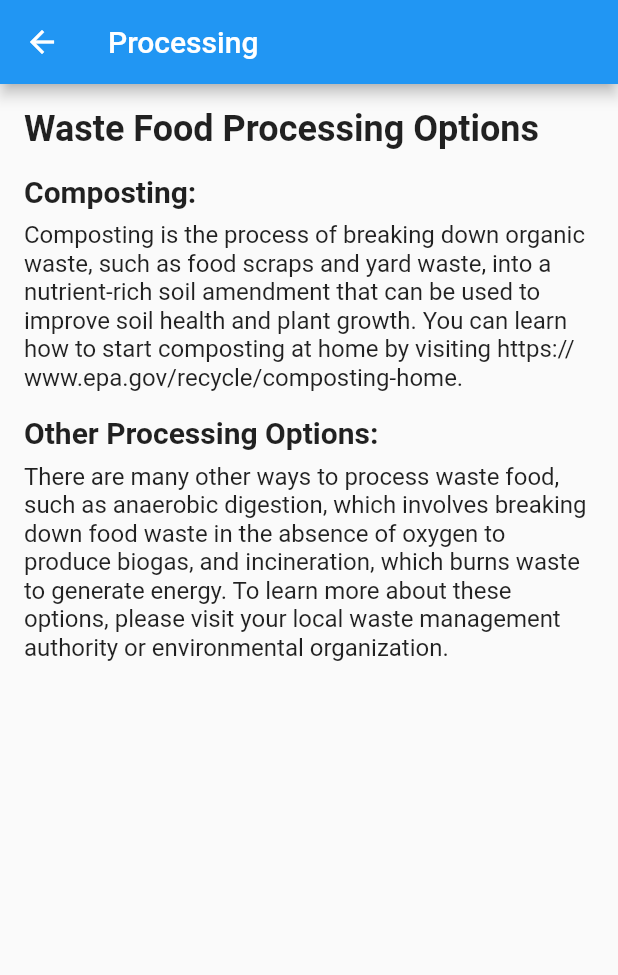
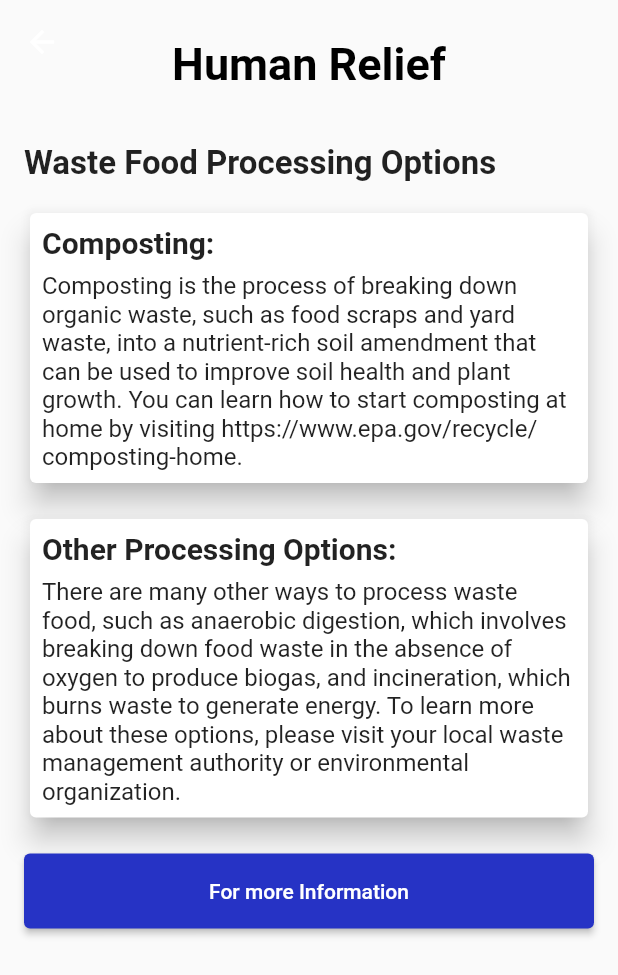
Before and after one commit to Priyanshujha11/final_hack, a Flutter app: the ProcessingScreen screen opened directly, on a phone screen of 412 x 824 dp. Shown: the top 975 px of the screen. Run offline on Flutter 3.47's test engine with Material 2 defaults, Android fonts, the light colour scheme and no system bars; our stand-ins replace cloud_firestore, firebase_core, firebase_database, font_awesome_flutter; accounts and stored records are empty.

Commit message:
made the complete app

```diff
--- a/lib/processing.dart
+++ b/lib/processing.dart
@@ -1,4 +1,5 @@
 import 'package:flutter/material.dart';
+import 'package:url_launcher/url_launcher_string.dart';
 
 class ProcessingScreen extends StatelessWidget {
   const ProcessingScreen({Key? key}) : super(key: key);
@@ -6,8 +7,24 @@ class ProcessingScreen extends StatelessWidget {
   @override
   Widget build(BuildContext context) {
     return Scaffold(
-      appBar: AppBar(
-        title: Text('Processing'),
+      appBar: PreferredSize(
+        preferredSize: Size.fromHeight(80),
+        child: AppBar(
+          centerTitle: true,
+          elevation: 0,
+          backgroundColor: Colors.transparent,
+          title: Padding(
+            padding: const EdgeInsets.only(top: 30),
+            child: Text(
+              'Human Relief',
+              style: TextStyle(
+                fontSize: 30.0,
+                color: Colors.black,
+                fontWeight: FontWeight.bold,
+              ),
+            ),
+          ),
+        ),
       ),
       body: Container(
         padding: EdgeInsets.all(16.0),
@@ -17,11 +34,19 @@ class ProcessingScreen extends StatelessWidget {
             Text(
               'Waste Food Processing Options',
               style: TextStyle(
-                fontSize: 24.0,
+                fontSize: 22.0,
                 fontWeight: FontWeight.bold,
+                decorationStyle: TextDecorationStyle.double,
               ),
             ),
             SizedBox(height: 16.0),
+            Card(
+              elevation: 8,
+              child: Padding(
+                padding: const EdgeInsets.all(8.0),
+                child: Column(
+                  crossAxisAlignment: CrossAxisAlignment.start,
+                  children: [
                     Text(
                       'Composting:',
                       style: TextStyle(
@@ -36,7 +61,18 @@ class ProcessingScreen extends StatelessWidget {
                         fontSize: 16.0,
                       ),
                     ),
+                  ],
+                ),
+              ),
+            ),
             SizedBox(height: 16.0),
+            Card(
+              elevation: 8,
+              child: Padding(
+                padding: const EdgeInsets.all(8.0),
+                child: Column(
+                  crossAxisAlignment: CrossAxisAlignment.start,
+                  children: [
                     Text(
                       'Other Processing Options:',
                       style: TextStyle(
@@ -54,6 +90,24 @@ class ProcessingScreen extends StatelessWidget {
                   ],
                 ),
               ),
+            ),
+            SizedBox(
+              height: 20,
+            ),
+            ElevatedButton(
+              style: ElevatedButton.styleFrom(
+                  backgroundColor: Color.fromARGB(255, 38, 51, 197)),
+              onPressed: () {
+                launchUrlString(
+                    'https://mohua.gov.in/upload/uploadfiles/files/chap14(1).pdf');
+              },
+              child: Container(
+                  height: 50,
+                  child: Center(child: Text('For more Information'))),
+            ),
+          ],
+        ),
+      ),
     );
   }
 }
```
Also changed, not shown: lib/animalshelter.dart (+16 -20 lines), lib/hungerreliforg.dart (+11 -3 lines), lib/restaurant_detail.dart (+12 -4 lines), lib/restaurantsection.dart (+8 -3 lines), lib/supermarketscreen.dart (+13 -4 lines), lib/where.dart (+37 -5 lines), 1 other file. Lines whose indentation alone changed are shown as unchanged.
